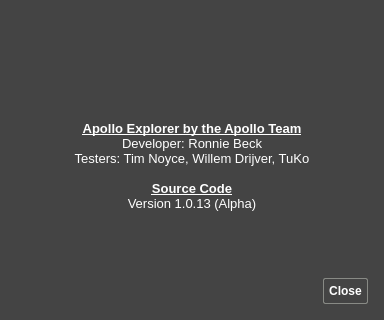
Old version of the form ApolloExplorerPC/aboutdialog.ui in the repository ronybeck/ApolloExplorer; both pictures show x 0 to 384 and y 198 to 518 of the 384 by 518 pixel window.
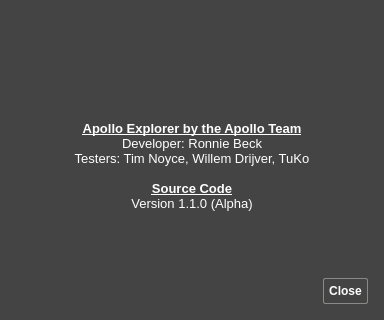
New version of the form. Icons and pictures are not drawn.

```diff
--- a/ApolloExplorerPC/aboutdialog.ui
+++ b/ApolloExplorerPC/aboutdialog.ui
@@ -165,7 +165,7 @@
 &lt;p align=&quot;center&quot; style=&quot; margin-top:0px; margin-bottom:0px; margin-left:0px; margin-right:0px; -qt-block-indent:0; text-indent:0px;&quot;&gt;&lt;span style=&quot; font-family:'Ubuntu'; font-weight:400;&quot;&gt;Testers: Tim Noyce, Willem Drijver, TuKo&lt;/span&gt;&lt;/p&gt;
 &lt;p align=&quot;center&quot; style=&quot;-qt-paragraph-type:empty; margin-top:0px; margin-bottom:0px; margin-left:0px; margin-right:0px; -qt-block-indent:0; text-indent:0px; font-family:'Ubuntu'; font-weight:400;&quot;&gt;&lt;br /&gt;&lt;/p&gt;
 &lt;p align=&quot;center&quot; style=&quot; margin-top:0px; margin-bottom:0px; margin-left:0px; margin-right:0px; -qt-block-indent:0; text-indent:0px;&quot;&gt;&lt;a href=&quot;https://github.com/ronybeck/ApolloExplorer&quot;&gt;&lt;span style=&quot; text-decoration: underline; color:#ffffff;&quot;&gt;Source Code&lt;/span&gt;&lt;/a&gt;&lt;/p&gt;
-&lt;p align=&quot;center&quot; style=&quot; margin-top:0px; margin-bottom:0px; margin-left:0px; margin-right:0px; -qt-block-indent:0; text-indent:0px;&quot;&gt;&lt;span style=&quot; font-family:'Ubuntu'; font-weight:400;&quot;&gt;Version 1.0.13 (Alpha)&lt;/span&gt;&lt;/p&gt;&lt;/body&gt;&lt;/html&gt;</string>
+&lt;p align=&quot;center&quot; style=&quot; margin-top:0px; margin-bottom:0px; margin-left:0px; margin-right:0px; -qt-block-indent:0; text-indent:0px;&quot;&gt;&lt;span style=&quot; font-family:'Ubuntu'; font-weight:400;&quot;&gt;Version 1.1.0 (Alpha)&lt;/span&gt;&lt;/p&gt;&lt;/body&gt;&lt;/html&gt;</string>
      </property>
      <property name="openExternalLinks">
       <bool>true</bool>
```
